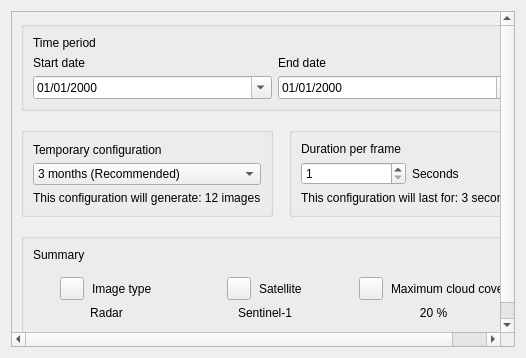
Qt form src/frontend/presentation/resources/ui/wizard_basic_03_time_lapse.ui (Cristian-Blanco/Geo-Time-Lapse) before a commit.
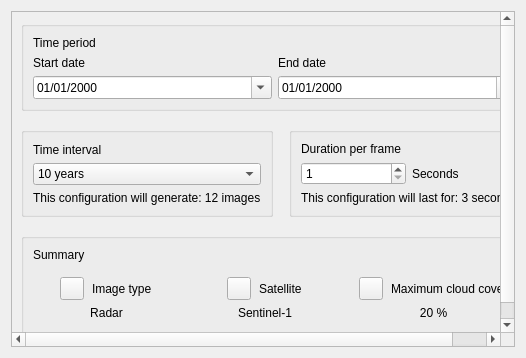
The same form after that commit.

Commit message:
[Add] timelapse date and duration configuration flow
- Add timelapse summary rendering
- Add default and persisted date handling
- Add temporal interval selection
- Add generated images calculation
- Add frame duration handling
- Add total video duration calculation
- Cache UI widgets in page initialization
- Improve page state synchronization

```diff
--- a/src/frontend/presentation/resources/ui/wizard_basic_03_time_lapse.ui
+++ b/src/frontend/presentation/resources/ui/wizard_basic_03_time_lapse.ui
@@ -48,7 +48,7 @@
                                         </item>
 
                                         <item row="2" column="0">
-                                            <widget class="QDateEdit">
+                                            <widget class="QDateEdit" name="date_start">
                                                 <property name="calendarPopup">
                                                     <bool>true</bool>
                                                 </property>
@@ -61,7 +61,7 @@
                                             </widget>
                                         </item>
                                         <item row="2" column="1">
-                                            <widget class="QDateEdit">
+                                            <widget class="QDateEdit" name="date_end">
                                                 <property name="calendarPopup">
                                                     <bool>true</bool>
                                                 </property>
@@ -89,7 +89,7 @@
                                                 <item>
                                                     <widget class="QLabel">
                                                         <property name="text">
-                                                            <string>Temporary configuration</string>
+                                                            <string>Time interval</string>
                                                         </property>
                                                         <property name="class" stdset="0">
                                                             <string>group_title</string>
@@ -97,26 +97,16 @@
                                                     </widget>
                                                 </item>
                                                 <item>
-                                                    <widget class="QComboBox">
+                                                    <widget class="QComboBox" name="cmb_temporal_configuration">
                                                         <item>
                                                             <property name="text">
-                                                                <string>3 months (Recommended)</string>
-                                                            </property>
-                                                        </item>
-                                                        <item>
-                                                            <property name="text">
-                                                                <string>1 month</string>
-                                                            </property>
-                                                        </item>
-                                                        <item>
-                                                            <property name="text">
-                                                                <string>6 months</string>
+                                                                <string>10 years</string>
                                                             </property>
                                                         </item>
                                                     </widget>
                                                 </item>
                                                 <item>
-                                                    <widget class="QLabel">
+                                                    <widget class="QLabel" name="lbl_generated_images">
                                                         <property name="text">
                                                             <string>This configuration will generate: 12 images</string>
                                                         </property>
@@ -151,7 +141,7 @@
                                                 <item>
                                                     <layout class="QHBoxLayout">
                                                         <item>
-                                                            <widget class="QSpinBox">
+                                                            <widget class="QSpinBox" name="spn_frame_duration">
                                                                 <property name="minimum">
                                                                     <number>1</number>
                                                                 </property>
@@ -173,7 +163,7 @@
                                                     </layout>
                                                 </item>
                                                 <item>
-                                                    <widget class="QLabel">
+                                                    <widget class="QLabel" name="lbl_video_duration">
                                                         <property name="text">
                                                             <string>This configuration will last for: 3 seconds</string>
                                                         </property>
@@ -254,7 +244,7 @@
                                                             </item>
 
                                                             <item>
-                                                                <widget class="QLabel">
+                                                                <widget class="QLabel" name="lbl_image_type">
                                                                     <property name="text">
                                                                         <string>Radar</string>
                                                                     </property>
@@ -308,7 +298,7 @@
                                                             </item>
 
                                                             <item>
-                                                                <widget class="QLabel">
+                                                                <widget class="QLabel" name="lbl_satellite">
                                                                     <property name="text">
                                                                         <string>Sentinel-1</string>
                                                                     </property>
@@ -327,7 +317,7 @@
 
                                                 <!-- Card 3 -->
                                                 <item>
-                                                    <widget class="QFrame">
+                                                    <widget class="QFrame" name="fr_cloud_cover">
                                                         <property name="class" stdset="0">
                                                             <string>summary_card</string>
                                                         </property>
@@ -362,7 +352,7 @@
                                                             </item>
 
                                                             <item>
-                                                                <widget class="QLabel">
+                                                                <widget class="QLabel" name="lbl_cloud_percentage">
                                                                     <property name="text">
                                                                         <string>20 %</string>
                                                                     </property>
```
The commit also changes 7 other files.
